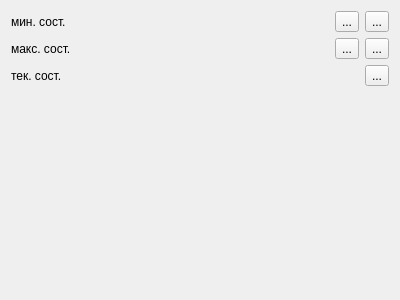
uyras/QtViewer, file systemproperties.ui: the form before one commit.
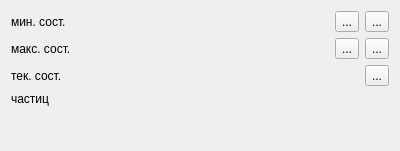
The form after the commit. Icons and pictures are not drawn.

```diff
--- a/systemproperties.ui
+++ b/systemproperties.ui
@@ -7,9 +7,15 @@
     <x>0</x>
     <y>0</y>
     <width>400</width>
-    <height>300</height>
+    <height>151</height>
    </rect>
   </property>
+  <property name="maximumSize">
+   <size>
+    <width>400</width>
+    <height>300</height>
+   </size>
+  </property>
   <property name="windowTitle">
    <string>Свойства системы</string>
   </property>
@@ -43,7 +49,7 @@
      </property>
     </widget>
    </item>
-   <item row="3" column="1">
+   <item row="4" column="1">
     <spacer name="verticalSpacer">
      <property name="orientation">
       <enum>Qt::Vertical</enum>
@@ -163,6 +169,20 @@
      </property>
     </widget>
    </item>
+   <item row="3" column="0">
+    <widget class="QLabel" name="label_2">
+     <property name="text">
+      <string>частиц</string>
+     </property>
+    </widget>
+   </item>
+   <item row="3" column="1">
+    <widget class="QLabel" name="partsNumberLabel">
+     <property name="text">
+      <string/>
+     </property>
+    </widget>
+   </item>
   </layout>
  </widget>
  <resources/>
```
Left out of the diff: 4 changed lines with no effect on the pictures.
